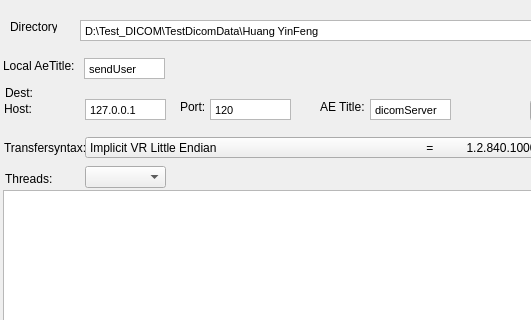
The window that Tools/SendDicomSCU/mainwindow.ui (zyq1569/HealthApp) describes before a commit, drawn with Qt 5; both pictures show x 0 to 531 and y 0 to 320 of the 1234 by 693 pixel window.
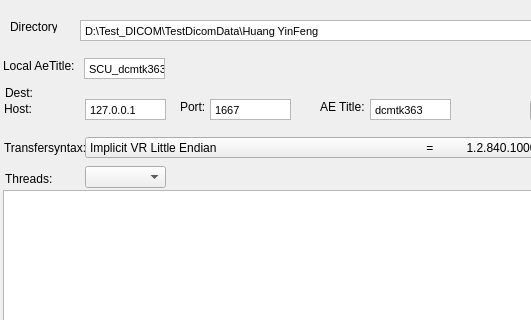
The same window after the commit.

Commit message: set ae ip port lae

```diff
--- a/Tools/SendDicomSCU/mainwindow.ui
+++ b/Tools/SendDicomSCU/mainwindow.ui
@@ -226,7 +226,7 @@
 &lt;html&gt;&lt;head&gt;&lt;meta name=&quot;qrichtext&quot; content=&quot;1&quot; /&gt;&lt;style type=&quot;text/css&quot;&gt;
 p, li { white-space: pre-wrap; }
 &lt;/style&gt;&lt;/head&gt;&lt;body style=&quot; font-family:'MS Shell Dlg 2'; font-size:8.25pt; font-weight:400; font-style:normal;&quot;&gt;
-&lt;p style=&quot; margin-top:0px; margin-bottom:0px; margin-left:0px; margin-right:0px; -qt-block-indent:0; text-indent:0px;&quot;&gt;120&lt;/p&gt;&lt;/body&gt;&lt;/html&gt;</string>
+&lt;p style=&quot; margin-top:0px; margin-bottom:0px; margin-left:0px; margin-right:0px; -qt-block-indent:0; text-indent:0px;&quot;&gt;1667&lt;/p&gt;&lt;/body&gt;&lt;/html&gt;</string>
     </property>
    </widget>
    <widget class="QTextEdit" name="cb_Aetitle">
@@ -252,7 +252,7 @@
 &lt;html&gt;&lt;head&gt;&lt;meta name=&quot;qrichtext&quot; content=&quot;1&quot; /&gt;&lt;style type=&quot;text/css&quot;&gt;
 p, li { white-space: pre-wrap; }
 &lt;/style&gt;&lt;/head&gt;&lt;body style=&quot; font-family:'MS Shell Dlg 2'; font-size:8.25pt; font-weight:400; font-style:normal;&quot;&gt;
-&lt;p style=&quot; margin-top:0px; margin-bottom:0px; margin-left:0px; margin-right:0px; -qt-block-indent:0; text-indent:0px;&quot;&gt;dicomServer&lt;/p&gt;&lt;/body&gt;&lt;/html&gt;</string>
+&lt;p style=&quot; margin-top:0px; margin-bottom:0px; margin-left:0px; margin-right:0px; -qt-block-indent:0; text-indent:0px;&quot;&gt;dcmtk363&lt;/p&gt;&lt;/body&gt;&lt;/html&gt;</string>
     </property>
    </widget>
    <widget class="QTextEdit" name="cb_LocalAetitle">
@@ -278,7 +278,7 @@
 &lt;html&gt;&lt;head&gt;&lt;meta name=&quot;qrichtext&quot; content=&quot;1&quot; /&gt;&lt;style type=&quot;text/css&quot;&gt;
 p, li { white-space: pre-wrap; }
 &lt;/style&gt;&lt;/head&gt;&lt;body style=&quot; font-family:'MS Shell Dlg 2'; font-size:8.25pt; font-weight:400; font-style:normal;&quot;&gt;
-&lt;p style=&quot; margin-top:0px; margin-bottom:0px; margin-left:0px; margin-right:0px; -qt-block-indent:0; text-indent:0px;&quot;&gt;sendUser&lt;/p&gt;&lt;/body&gt;&lt;/html&gt;</string>
+&lt;p style=&quot; margin-top:0px; margin-bottom:0px; margin-left:0px; margin-right:0px; -qt-block-indent:0; text-indent:0px;&quot;&gt;SCU_dcmtk363&lt;/p&gt;&lt;/body&gt;&lt;/html&gt;</string>
     </property>
    </widget>
    <widget class="QLabel" name="label_8">
```
The commit also changes 1 other file.
